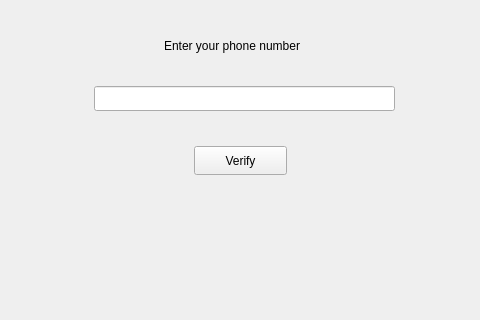
The window that client/signup_page.ui (mohammadmolavi/Local-messenger) describes before a commit, drawn with Qt 5; both pictures show x 146 to 626 and y 154 to 474 of the 800 by 600 pixel window.
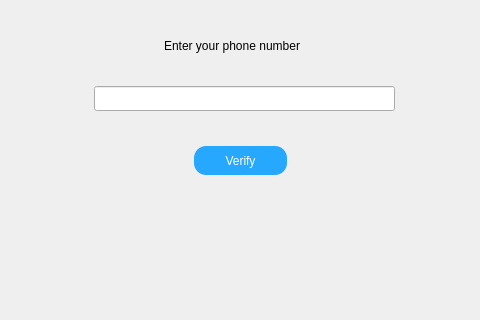
The same window after the commit.

Commit message: signup_form

```diff
--- a/client/signup_page.ui
+++ b/client/signup_page.ui
@@ -46,6 +46,26 @@
       <height>29</height>
      </rect>
     </property>
+    <property name="styleSheet">
+     <string notr="true">QPushButton 
+{
+border-radius: 12px;
+background: #26a8ff;
+font: 700 9pt &quot;Helvetica Now Display&quot;;
+color: white;
+}
+QPushButton:hover
+{
+background: #61ffed;
+}
+QPushButton:pressed 
+{
+background: white;
+border: 2px solid #61ffed; 
+color: #61ffed;
+}
+</string>
+    </property>
     <property name="text">
      <string>Verify</string>
     </property>
```
The commit also changes 8 other files.
